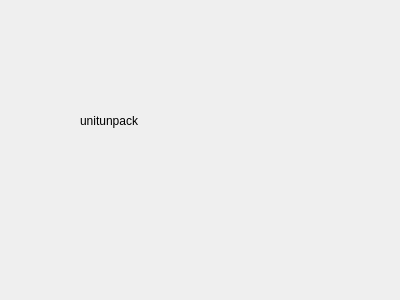
Old version of the form Widgets/UnitUnpackWidget912/unitunpackwidget912.ui in the repository andreyshmelev/drug_marking.
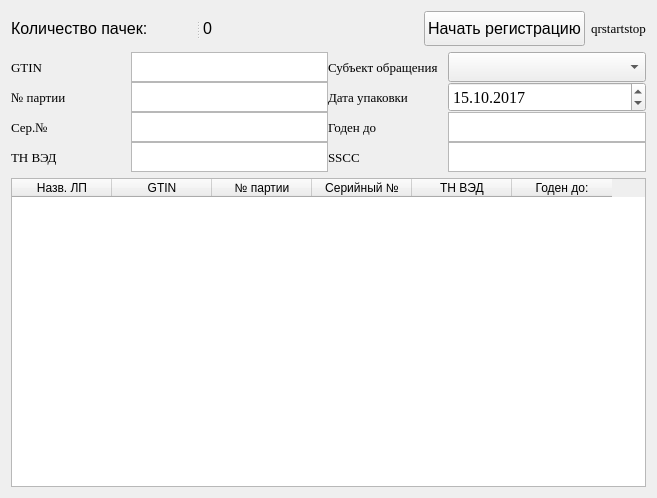
New version of the form.

What changed in the file:
```diff
--- a/Widgets/UnitUnpackWidget912/unitunpackwidget912.ui
+++ b/Widgets/UnitUnpackWidget912/unitunpackwidget912.ui
@@ -6,26 +6,721 @@
    <rect>
     <x>0</x>
     <y>0</y>
-    <width>400</width>
-    <height>300</height>
+    <width>657</width>
+    <height>498</height>
    </rect>
   </property>
   <property name="windowTitle">
    <string>UnitUnpackWidget912</string>
   </property>
-  <widget class="QLabel" name="label">
-   <property name="geometry">
-    <rect>
-     <x>80</x>
-     <y>50</y>
-     <width>231</width>
-     <height>141</height>
-    </rect>
-   </property>
-   <property name="text">
-    <string>unitunpack</string>
-   </property>
-  </widget>
+  <layout class="QGridLayout" name="gridLayout_4">
+   <item row="2" column="0" colspan="2">
+    <widget class="QTableWidget" name="MedicamentsTable">
+     <property name="columnCount">
+      <number>6</number>
+     </property>
+     <attribute name="horizontalHeaderStretchLastSection">
+      <bool>false</bool>
+     </attribute>
+     <attribute name="verticalHeaderVisible">
+      <bool>false</bool>
+     </attribute>
+     <column>
+      <property name="text">
+       <string>Назв. ЛП</string>
+      </property>
+     </column>
+     <column>
+      <property name="text">
+       <string>GTIN</string>
+      </property>
+     </column>
+     <column>
+      <property name="text">
+       <string>№ партии</string>
+      </property>
+     </column>
+     <column>
+      <property name="text">
+       <string>Серийный №</string>
+      </property>
+     </column>
+     <column>
+      <property name="text">
+       <string>ТН ВЭД</string>
+      </property>
+     </column>
+     <column>
+      <property name="text">
+       <string>Годен до:</string>
+      </property>
+     </column>
+    </widget>
+   </item>
+   <item row="1" column="0" colspan="2">
+    <layout class="QGridLayout" name="gridLayout">
+     <property name="spacing">
+      <number>0</number>
+     </property>
+     <item row="3" column="3" colspan="2">
+      <widget class="QTextEdit" name="SSCCValue">
+       <property name="sizePolicy">
+        <sizepolicy hsizetype="Expanding" vsizetype="Minimum">
+         <horstretch>0</horstretch>
+         <verstretch>0</verstretch>
+        </sizepolicy>
+       </property>
+       <property name="minimumSize">
+        <size>
+         <width>0</width>
+         <height>30</height>
+        </size>
+       </property>
+       <property name="maximumSize">
+        <size>
+         <width>2000</width>
+         <height>30</height>
+        </size>
+       </property>
+       <property name="font">
+        <font>
+         <pointsize>8</pointsize>
+        </font>
+       </property>
+       <property name="readOnly">
+        <bool>true</bool>
+       </property>
+       <property name="html">
+        <string>&lt;!DOCTYPE HTML PUBLIC &quot;-//W3C//DTD HTML 4.0//EN&quot; &quot;http://www.w3.org/TR/REC-html40/strict.dtd&quot;&gt;
+&lt;html&gt;&lt;head&gt;&lt;meta name=&quot;qrichtext&quot; content=&quot;1&quot; /&gt;&lt;style type=&quot;text/css&quot;&gt;
+p, li { white-space: pre-wrap; }
+&lt;/style&gt;&lt;/head&gt;&lt;body style=&quot; font-family:'MS Shell Dlg 2'; font-size:8pt; font-weight:400; font-style:normal;&quot;&gt;
+&lt;p style=&quot;-qt-paragraph-type:empty; margin-top:0px; margin-bottom:0px; margin-left:0px; margin-right:0px; -qt-block-indent:0; text-indent:0px; font-size:10pt;&quot;&gt;&lt;br /&gt;&lt;/p&gt;&lt;/body&gt;&lt;/html&gt;</string>
+       </property>
+      </widget>
+     </item>
+     <item row="3" column="2">
+      <widget class="QLabel" name="SSCCLabel">
+       <property name="sizePolicy">
+        <sizepolicy hsizetype="Minimum" vsizetype="Minimum">
+         <horstretch>0</horstretch>
+         <verstretch>0</verstretch>
+        </sizepolicy>
+       </property>
+       <property name="minimumSize">
+        <size>
+         <width>120</width>
+         <height>30</height>
+        </size>
+       </property>
+       <property name="maximumSize">
+        <size>
+         <width>60</width>
+         <height>30</height>
+        </size>
+       </property>
+       <property name="font">
+        <font>
+         <family>Times New Roman</family>
+         <pointsize>10</pointsize>
+        </font>
+       </property>
+       <property name="text">
+        <string>SSCC</string>
+       </property>
+       <property name="alignment">
+        <set>Qt::AlignLeading|Qt::AlignLeft|Qt::AlignVCenter</set>
+       </property>
+      </widget>
+     </item>
+     <item row="0" column="2" colspan="2">
+      <widget class="QLabel" name="otpravit">
+       <property name="sizePolicy">
+        <sizepolicy hsizetype="Maximum" vsizetype="Minimum">
+         <horstretch>0</horstretch>
+         <verstretch>0</verstretch>
+        </sizepolicy>
+       </property>
+       <property name="minimumSize">
+        <size>
+         <width>120</width>
+         <height>0</height>
+        </size>
+       </property>
+       <property name="font">
+        <font>
+         <family>Times New Roman</family>
+         <pointsize>10</pointsize>
+        </font>
+       </property>
+       <property name="text">
+        <string>Субъект обращения</string>
+       </property>
+       <property name="alignment">
+        <set>Qt::AlignLeading|Qt::AlignLeft|Qt::AlignVCenter</set>
+       </property>
+      </widget>
+     </item>
+     <item row="0" column="4">
+      <widget class="QComboBox" name="senderID">
+       <property name="sizePolicy">
+        <sizepolicy hsizetype="Expanding" vsizetype="Minimum">
+         <horstretch>0</horstretch>
+         <verstretch>0</verstretch>
+        </sizepolicy>
+       </property>
+       <property name="minimumSize">
+        <size>
+         <width>0</width>
+         <height>30</height>
+        </size>
+       </property>
+       <property name="font">
+        <font>
+         <pointsize>12</pointsize>
+        </font>
+       </property>
+      </widget>
+     </item>
+     <item row="2" column="1">
+      <widget class="QTextEdit" name="serialNumberAgregationValue">
+       <property name="sizePolicy">
+        <sizepolicy hsizetype="Expanding" vsizetype="Minimum">
+         <horstretch>0</horstretch>
+         <verstretch>0</verstretch>
+        </sizepolicy>
+       </property>
+       <property name="minimumSize">
+        <size>
+         <width>130</width>
+         <height>30</height>
+        </size>
+       </property>
+       <property name="maximumSize">
+        <size>
+         <width>2000</width>
+         <height>30</height>
+        </size>
+       </property>
+       <property name="font">
+        <font>
+         <pointsize>8</pointsize>
+        </font>
+       </property>
+       <property name="readOnly">
+        <bool>true</bool>
+       </property>
+       <property name="html">
+        <string>&lt;!DOCTYPE HTML PUBLIC &quot;-//W3C//DTD HTML 4.0//EN&quot; &quot;http://www.w3.org/TR/REC-html40/strict.dtd&quot;&gt;
+&lt;html&gt;&lt;head&gt;&lt;meta name=&quot;qrichtext&quot; content=&quot;1&quot; /&gt;&lt;style type=&quot;text/css&quot;&gt;
+p, li { white-space: pre-wrap; }
+&lt;/style&gt;&lt;/head&gt;&lt;body style=&quot; font-family:'MS Shell Dlg 2'; font-size:8pt; font-weight:400; font-style:normal;&quot;&gt;
+&lt;p style=&quot;-qt-paragraph-type:empty; margin-top:0px; margin-bottom:0px; margin-left:0px; margin-right:0px; -qt-block-indent:0; text-indent:0px; font-size:10pt;&quot;&gt;&lt;br /&gt;&lt;/p&gt;&lt;/body&gt;&lt;/html&gt;</string>
+       </property>
+      </widget>
+     </item>
+     <item row="1" column="4">
+      <widget class="QDateTimeEdit" name="operationDate">
+       <property name="sizePolicy">
+        <sizepolicy hsizetype="Expanding" vsizetype="Minimum">
+         <horstretch>0</horstretch>
+         <verstretch>0</verstretch>
+        </sizepolicy>
+       </property>
+       <property name="minimumSize">
+        <size>
+         <width>0</width>
+         <height>30</height>
+        </size>
+       </property>
+       <property name="maximumSize">
+        <size>
+         <width>2000</width>
+         <height>30</height>
+        </size>
+       </property>
+       <property name="font">
+        <font>
+         <family>Times New Roman</family>
+         <pointsize>12</pointsize>
+        </font>
+       </property>
+       <property name="date">
+        <date>
+         <year>2017</year>
+         <month>10</month>
+         <day>15</day>
+        </date>
+       </property>
+       <property name="maximumDate">
+        <date>
+         <year>2099</year>
+         <month>1</month>
+         <day>1</day>
+        </date>
+       </property>
+       <property name="minimumDate">
+        <date>
+         <year>2010</year>
+         <month>1</month>
+         <day>1</day>
+        </date>
+       </property>
+       <property name="displayFormat">
+        <string>dd.MM.yyyy</string>
+       </property>
+      </widget>
+     </item>
+     <item row="3" column="0">
+      <widget class="QLabel" name="TNVEDabelAgregation">
+       <property name="sizePolicy">
+        <sizepolicy hsizetype="Minimum" vsizetype="Minimum">
+         <horstretch>0</horstretch>
+         <verstretch>0</verstretch>
+        </sizepolicy>
+       </property>
+       <property name="minimumSize">
+        <size>
+         <width>120</width>
+         <height>30</height>
+        </size>
+       </property>
+       <property name="maximumSize">
+        <size>
+         <width>50</width>
+         <height>30</height>
+        </size>
+       </property>
+       <property name="font">
+        <font>
+         <family>Times New Roman</family>
+         <pointsize>10</pointsize>
+        </font>
+       </property>
+       <property name="text">
+        <string>ТН ВЭД</string>
+       </property>
+       <property name="alignment">
+        <set>Qt::AlignLeading|Qt::AlignLeft|Qt::AlignVCenter</set>
+       </property>
+      </widget>
+     </item>
+     <item row="2" column="2">
+      <widget class="QLabel" name="productlifeimeLabelAgregation">
+       <property name="sizePolicy">
+        <sizepolicy hsizetype="Minimum" vsizetype="Minimum">
+         <horstretch>0</horstretch>
+         <verstretch>0</verstretch>
+        </sizepolicy>
+       </property>
+       <property name="minimumSize">
+        <size>
+         <width>120</width>
+         <height>30</height>
+        </size>
+       </property>
+       <property name="maximumSize">
+        <size>
+         <width>60</width>
+         <height>30</height>
+        </size>
+       </property>
+       <property name="font">
+        <font>
+         <family>Times New Roman</family>
+         <pointsize>10</pointsize>
+        </font>
+       </property>
+       <property name="text">
+        <string>Годен до</string>
+       </property>
+       <property name="alignment">
+        <set>Qt::AlignLeading|Qt::AlignLeft|Qt::AlignVCenter</set>
+       </property>
+      </widget>
+     </item>
+     <item row="3" column="1">
+      <widget class="QTextEdit" name="TNVEDValueAgregation">
+       <property name="sizePolicy">
+        <sizepolicy hsizetype="Expanding" vsizetype="Minimum">
+         <horstretch>0</horstretch>
+         <verstretch>0</verstretch>
+        </sizepolicy>
+       </property>
+       <property name="minimumSize">
+        <size>
+         <width>130</width>
+         <height>30</height>
+        </size>
+       </property>
+       <property name="maximumSize">
+        <size>
+         <width>2000</width>
+         <height>30</height>
+        </size>
+       </property>
+       <property name="font">
+        <font>
+         <pointsize>8</pointsize>
+        </font>
+       </property>
+       <property name="readOnly">
+        <bool>true</bool>
+       </property>
+       <property name="html">
+        <string>&lt;!DOCTYPE HTML PUBLIC &quot;-//W3C//DTD HTML 4.0//EN&quot; &quot;http://www.w3.org/TR/REC-html40/strict.dtd&quot;&gt;
+&lt;html&gt;&lt;head&gt;&lt;meta name=&quot;qrichtext&quot; content=&quot;1&quot; /&gt;&lt;style type=&quot;text/css&quot;&gt;
+p, li { white-space: pre-wrap; }
+&lt;/style&gt;&lt;/head&gt;&lt;body style=&quot; font-family:'MS Shell Dlg 2'; font-size:8pt; font-weight:400; font-style:normal;&quot;&gt;
+&lt;p style=&quot;-qt-paragraph-type:empty; margin-top:0px; margin-bottom:0px; margin-left:0px; margin-right:0px; -qt-block-indent:0; text-indent:0px; font-size:10pt;&quot;&gt;&lt;br /&gt;&lt;/p&gt;&lt;/body&gt;&lt;/html&gt;</string>
+       </property>
+      </widget>
+     </item>
+     <item row="0" column="0">
+      <widget class="QLabel" name="GTINLabelAgregation">
+       <property name="sizePolicy">
+        <sizepolicy hsizetype="Minimum" vsizetype="Minimum">
+         <horstretch>0</horstretch>
+         <verstretch>0</verstretch>
+        </sizepolicy>
+       </property>
+       <property name="minimumSize">
+        <size>
+         <width>120</width>
+         <height>30</height>
+        </size>
+       </property>
+       <property name="maximumSize">
+        <size>
+         <width>50</width>
+         <height>30</height>
+        </size>
+       </property>
+       <property name="font">
+        <font>
+         <family>Times New Roman</family>
+         <pointsize>10</pointsize>
+        </font>
+       </property>
+       <property name="text">
+        <string>GTIN</string>
+       </property>
+       <property name="alignment">
+        <set>Qt::AlignLeading|Qt::AlignLeft|Qt::AlignVCenter</set>
+       </property>
+      </widget>
+     </item>
+     <item row="2" column="3" colspan="2">
+      <widget class="QTextEdit" name="expirationdateAgregation">
+       <property name="sizePolicy">
+        <sizepolicy hsizetype="Expanding" vsizetype="Minimum">
+         <horstretch>0</horstretch>
+         <verstretch>0</verstretch>
+        </sizepolicy>
+       </property>
+       <property name="minimumSize">
+        <size>
+         <width>0</width>
+         <height>30</height>
+        </size>
+       </property>
+       <property name="maximumSize">
+        <size>
+         <width>2000</width>
+         <height>30</height>
+        </size>
+       </property>
+       <property name="font">
+        <font>
+         <pointsize>8</pointsize>
+        </font>
+       </property>
+       <property name="readOnly">
+        <bool>true</bool>
+       </property>
+       <property name="html">
+        <string>&lt;!DOCTYPE HTML PUBLIC &quot;-//W3C//DTD HTML 4.0//EN&quot; &quot;http://www.w3.org/TR/REC-html40/strict.dtd&quot;&gt;
+&lt;html&gt;&lt;head&gt;&lt;meta name=&quot;qrichtext&quot; content=&quot;1&quot; /&gt;&lt;style type=&quot;text/css&quot;&gt;
+p, li { white-space: pre-wrap; }
+&lt;/style&gt;&lt;/head&gt;&lt;body style=&quot; font-family:'MS Shell Dlg 2'; font-size:8pt; font-weight:400; font-style:normal;&quot;&gt;
+&lt;p style=&quot;-qt-paragraph-type:empty; margin-top:0px; margin-bottom:0px; margin-left:0px; margin-right:0px; -qt-block-indent:0; text-indent:0px; font-size:10pt;&quot;&gt;&lt;br /&gt;&lt;/p&gt;&lt;/body&gt;&lt;/html&gt;</string>
+       </property>
+      </widget>
+     </item>
+     <item row="1" column="2" colspan="2">
+      <widget class="QLabel" name="dataotgruzki">
+       <property name="sizePolicy">
+        <sizepolicy hsizetype="Maximum" vsizetype="Minimum">
+         <horstretch>0</horstretch>
+         <verstretch>0</verstretch>
+        </sizepolicy>
+       </property>
+       <property name="minimumSize">
+        <size>
+         <width>120</width>
+         <height>0</height>
+        </size>
+       </property>
+       <property name="font">
+        <font>
+         <family>Times New Roman</family>
+         <pointsize>10</pointsize>
+        </font>
+       </property>
+       <property name="text">
+        <string>Дата упаковки</string>
+       </property>
+       <property name="alignment">
+        <set>Qt::AlignLeading|Qt::AlignLeft|Qt::AlignVCenter</set>
+       </property>
+      </widget>
+     </item>
+     <item row="1" column="1">
+      <widget class="QTextEdit" name="batchnumberTextAgregation">
+       <property name="sizePolicy">
+        <sizepolicy hsizetype="Expanding" vsizetype="Minimum">
+         <horstretch>0</horstretch>
+         <verstretch>0</verstretch>
+        </sizepolicy>
+       </property>
+       <property name="minimumSize">
+        <size>
+         <width>130</width>
+         <height>30</height>
+        </size>
+       </property>
+       <property name="maximumSize">
+        <size>
+         <width>2000</width>
+         <height>30</height>
+        </size>
+       </property>
+       <property name="font">
+        <font>
+         <pointsize>8</pointsize>
+        </font>
+       </property>
+       <property name="readOnly">
+        <bool>true</bool>
+       </property>
+       <property name="html">
+        <string>&lt;!DOCTYPE HTML PUBLIC &quot;-//W3C//DTD HTML 4.0//EN&quot; &quot;http://www.w3.org/TR/REC-html40/strict.dtd&quot;&gt;
+&lt;html&gt;&lt;head&gt;&lt;meta name=&quot;qrichtext&quot; content=&quot;1&quot; /&gt;&lt;style type=&quot;text/css&quot;&gt;
+p, li { white-space: pre-wrap; }
+&lt;/style&gt;&lt;/head&gt;&lt;body style=&quot; font-family:'MS Shell Dlg 2'; font-size:8pt; font-weight:400; font-style:normal;&quot;&gt;
+&lt;p style=&quot;-qt-paragraph-type:empty; margin-top:0px; margin-bottom:0px; margin-left:0px; margin-right:0px; -qt-block-indent:0; text-indent:0px; font-size:10pt;&quot;&gt;&lt;br /&gt;&lt;/p&gt;&lt;/body&gt;&lt;/html&gt;</string>
+       </property>
+      </widget>
+     </item>
+     <item row="0" column="1">
+      <widget class="QTextEdit" name="GTINTextAgregation">
+       <property name="sizePolicy">
+        <sizepolicy hsizetype="Expanding" vsizetype="Minimum">
+         <horstretch>0</horstretch>
+         <verstretch>0</verstretch>
+        </sizepolicy>
+       </property>
+       <property name="minimumSize">
+        <size>
+         <width>130</width>
+         <height>30</height>
+        </size>
+       </property>
+       <property name="maximumSize">
+        <size>
+         <width>2000</width>
+         <height>30</height>
+        </size>
+       </property>
+       <property name="font">
+        <font>
+         <pointsize>8</pointsize>
+        </font>
+       </property>
+       <property name="readOnly">
+        <bool>true</bool>
+       </property>
+       <property name="html">
+        <string>&lt;!DOCTYPE HTML PUBLIC &quot;-//W3C//DTD HTML 4.0//EN&quot; &quot;http://www.w3.org/TR/REC-html40/strict.dtd&quot;&gt;
+&lt;html&gt;&lt;head&gt;&lt;meta name=&quot;qrichtext&quot; content=&quot;1&quot; /&gt;&lt;style type=&quot;text/css&quot;&gt;
+p, li { white-space: pre-wrap; }
+&lt;/style&gt;&lt;/head&gt;&lt;body style=&quot; font-family:'MS Shell Dlg 2'; font-size:8pt; font-weight:400; font-style:normal;&quot;&gt;
+&lt;p style=&quot;-qt-paragraph-type:empty; margin-top:0px; margin-bottom:0px; margin-left:0px; margin-right:0px; -qt-block-indent:0; text-indent:0px; font-size:10pt;&quot;&gt;&lt;br /&gt;&lt;/p&gt;&lt;/body&gt;&lt;/html&gt;</string>
+       </property>
+      </widget>
+     </item>
+     <item row="2" column="0">
+      <widget class="QLabel" name="serialNumberAgregationLabel">
+       <property name="sizePolicy">
+        <sizepolicy hsizetype="Minimum" vsizetype="Minimum">
+         <horstretch>0</horstretch>
+         <verstretch>0</verstretch>
+        </sizepolicy>
+       </property>
+       <property name="minimumSize">
+        <size>
+         <width>120</width>
+         <height>30</height>
+        </size>
+       </property>
+       <property name="maximumSize">
+        <size>
+         <width>50</width>
+         <height>30</height>
+        </size>
+       </property>
+       <property name="font">
+        <font>
+         <family>Times New Roman</family>
+         <pointsize>10</pointsize>
+        </font>
+       </property>
+       <property name="text">
+        <string>Сер.№</string>
+       </property>
+       <property name="alignment">
+        <set>Qt::AlignLeading|Qt::AlignLeft|Qt::AlignVCenter</set>
+       </property>
+      </widget>
+     </item>
+     <item row="1" column="0">
+      <widget class="QLabel" name="batchnumberAgregation">
+       <property name="sizePolicy">
+        <sizepolicy hsizetype="Minimum" vsizetype="Minimum">
+         <horstretch>0</horstretch>
+         <verstretch>0</verstretch>
+        </sizepolicy>
+       </property>
+       <property name="minimumSize">
+        <size>
+         <width>120</width>
+         <height>30</height>
+        </size>
+       </property>
+       <property name="maximumSize">
+        <size>
+         <width>50</width>
+         <height>30</height>
+        </size>
+       </property>
+       <property name="font">
+        <font>
+         <family>Times New Roman</family>
+         <pointsize>10</pointsize>
+        </font>
+       </property>
+       <property name="text">
+        <string>№ партии</string>
+       </property>
+       <property name="alignment">
+        <set>Qt::AlignLeading|Qt::AlignLeft|Qt::AlignVCenter</set>
+       </property>
+      </widget>
+     </item>
+    </layout>
+   </item>
+   <item row="0" column="1">
+    <layout class="QGridLayout" name="gridLayout_2">
+     <item row="0" column="0">
+      <widget class="QPushButton" name="RegistrationStartButton">
+       <property name="minimumSize">
+        <size>
+         <width>0</width>
+         <height>35</height>
+        </size>
+       </property>
+       <property name="font">
+        <font>
+         <pointsize>12</pointsize>
+        </font>
+       </property>
+       <property name="text">
+        <string>Начать регистрацию</string>
+       </property>
+      </widget>
+     </item>
+     <item row="0" column="2">
+      <widget class="QLabel" name="qrstartstop">
+       <property name="font">
+        <font>
+         <family>Times New Roman</family>
+         <pointsize>10</pointsize>
+        </font>
+       </property>
+       <property name="text">
+        <string>qrstartstop</string>
+       </property>
+       <property name="alignment">
+        <set>Qt::AlignCenter</set>
+       </property>
+      </widget>
+     </item>
+    </layout>
+   </item>
+   <item row="0" column="0">
+    <layout class="QGridLayout" name="gridLayout_3">
+     <item row="0" column="0">
+      <widget class="QSplitter" name="splitter">
+       <property name="font">
+        <font>
+         <pointsize>12</pointsize>
+        </font>
+       </property>
+       <property name="orientation">
+        <enum>Qt::Horizontal</enum>
+       </property>
+       <widget class="QLabel" name="countMedicamentLabel">
+        <property name="sizePolicy">
+         <sizepolicy hsizetype="Maximum" vsizetype="Preferred">
+          <horstretch>0</horstretch>
+          <verstretch>0</verstretch>
+         </sizepolicy>
+        </property>
+        <property name="font">
+         <font>
+          <pointsize>12</pointsize>
+         </font>
+        </property>
+        <property name="text">
+         <string>Количество пачек:</string>
+        </property>
+       </widget>
+       <widget class="QLabel" name="countMedicamentValue">
+        <property name="font">
+         <font>
+          <pointsize>12</pointsize>
+         </font>
+        </property>
+        <property name="text">
+         <string>0</string>
+        </property>
+        <property name="alignment">
+         <set>Qt::AlignRight|Qt::AlignTrailing|Qt::AlignVCenter</set>
+        </property>
+       </widget>
+      </widget>
+     </item>
+     <item row="0" column="1">
+      <widget class="QLabel" name="errorLabel">
+       <property name="sizePolicy">
+        <sizepolicy hsizetype="Expanding" vsizetype="Preferred">
+         <horstretch>0</horstretch>
+         <verstretch>0</verstretch>
+        </sizepolicy>
+       </property>
+       <property name="font">
+        <font>
+         <pointsize>12</pointsize>
+        </font>
+       </property>
+       <property name="text">
+        <string/>
+       </property>
+      </widget>
+     </item>
+    </layout>
+   </item>
+  </layout>
  </widget>
  <layoutdefault spacing="6" margin="11"/>
  <resources/>
```
